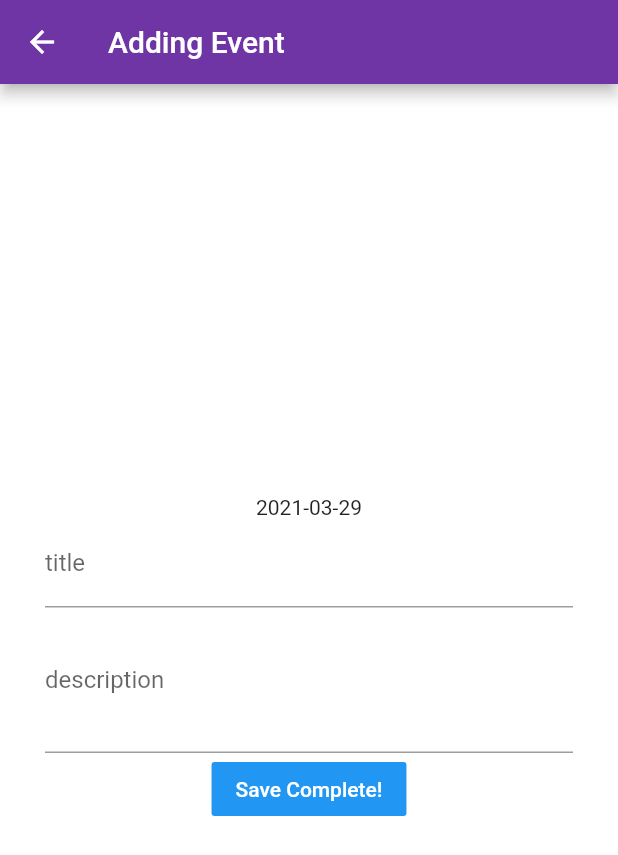
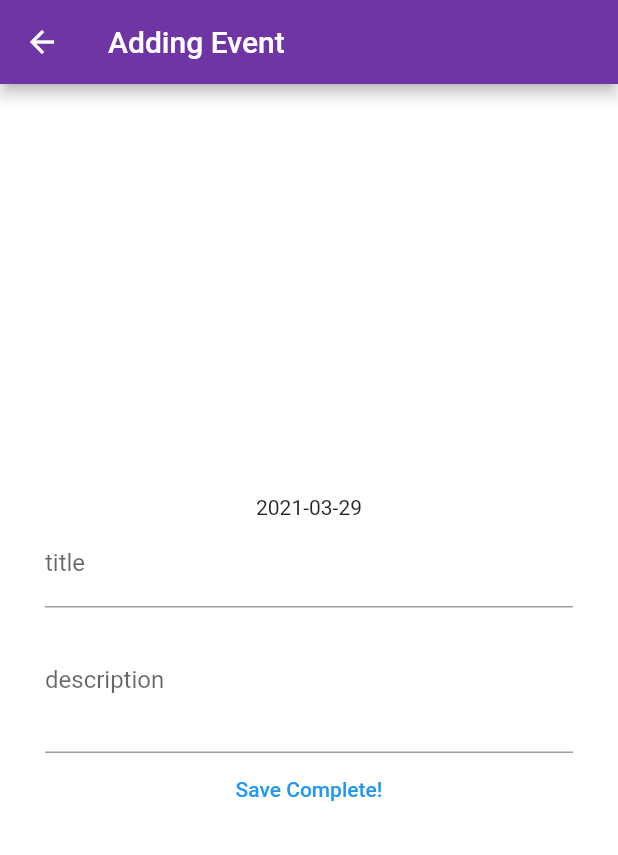
Before and after one commit to WooHooTeam/Client, a Flutter app: the MyHomePage screen opened directly, after a tap on the "add" icon, on a phone screen of 412 x 824 dp. Shown: the top 855 px of the screen. Run offline on Flutter 3.47's test engine with Material 2 defaults, Android fonts, the phone set to English and light mode, and no system bars; our stand-ins replace flutter_svg, table_calendar.

```diff
--- a/lib/Components/Rounded_Button.dart
+++ b/lib/Components/Rounded_Button.dart
@@ -24,9 +24,7 @@ class RoundedButton extends StatelessWidget {
       width: size.width * 0.8,
       child: ClipRRect(
         borderRadius: BorderRadius.circular(29),
-        child: FlatButton(
-          padding: EdgeInsets.symmetric(horizontal: 40, vertical: 20),
-          color: color,
+        child: TextButton(
           onPressed: press,
           child: Text(
             text,
--- a/lib/Screens/HomeScreen/addEvent.dart
+++ b/lib/Screens/HomeScreen/addEvent.dart
@@ -7,6 +7,7 @@ import 'HomePage.dart';
 //import 'navbar.dart';
 import 'package:http/http.dart' as http;
 import 'calendar.dart';
+import 'package:myapp/Properties.dart' as prop;
 
 class addEvent extends StatelessWidget{
   static const String id = 'settings_screen';
@@ -56,14 +57,12 @@ class addEvent extends StatelessWidget{
                         maxLines: 5,
                         minLines: 3
                     ),
-                    FlatButton(
+                    TextButton(
                       onPressed: () => {if (formKey.currentState.validate()) {
 
                         formKey.currentState.save(),insertData(),Navigator.pop(context, 'Save Complete!')}
                       },
-                      child: Text('Save Complete!'),
-                      color: Colors.blue,
-                      textColor: Colors.white,
+                      child: Text('Save Complete!')
                     )
                   ]),
             ),
@@ -73,7 +72,7 @@ class addEvent extends StatelessWidget{
   }
   void insertData(){
     final msg = jsonEncode({'moment':DateFormat('yyyy-MM-dd').format(data['Date']),'title':data['title'],'description':data['description']});
-    http.post(serverProp.server+'/schedule/insertEvent',headers:{'content-type':'application/json'},body: msg);
+    http.post(Uri.parse(serverProp.server+'/schedule/insertEvent'),headers:{'content-type':'application/json','Authorization':prop.token},body: msg);
     //http.get(serverProp.local+'/schedule/insertEvent?moment='+DateFormat('yyyy-MM-dd').format(data['Date'])+'&title='+data['title']+'&description='+data['description']);
   }
 //적힌 데이터들을 이제 spring 서버를 통해 DB로 Post 방식으로 insert할 것이다.
--- a/lib/Screens/HomeScreen/calendar.dart
+++ b/lib/Screens/HomeScreen/calendar.dart
@@ -155,8 +155,8 @@ class _MyHomePageState extends State<MyHomePage> with TickerProviderStateMixin {
                   _events[posting[i].moment].add([posting[i].title,posting[i].description,posting[i].schedule_no]);
                 }
                 else {
-                  List<List> temp_list = List<List>();
-                  List<Object> tmp_list2 = List<Object>();
+                  List<List> temp_list = [];
+                  List<Object> tmp_list2 = [];
                   tmp_list2.add(posting[i].title);
                   tmp_list2.add(posting[i].description);
                   tmp_list2.add(posting[i].schedule_no);
@@ -337,7 +337,7 @@ class _MyHomePageState extends State<MyHomePage> with TickerProviderStateMixin {
           mainAxisSize: MainAxisSize.max,
           mainAxisAlignment: MainAxisAlignment.spaceEvenly,
           children: <Widget>[
-            RaisedButton(
+            ElevatedButton(
               child: Text('Month'),
               onPressed: () {
                 setState(() {
@@ -345,7 +345,7 @@ class _MyHomePageState extends State<MyHomePage> with TickerProviderStateMixin {
                 });
               },
             ),
-            RaisedButton(
+            ElevatedButton(
               child: Text('2 weeks'),
               onPressed: () {
                 setState(() {
@@ -353,7 +353,7 @@ class _MyHomePageState extends State<MyHomePage> with TickerProviderStateMixin {
                 });
               },
             ),
-            RaisedButton(
+            ElevatedButton(
               child: Text('Week'),
               onPressed: () {
                 setState(() {
@@ -395,7 +395,7 @@ class _MyHomePageState extends State<MyHomePage> with TickerProviderStateMixin {
                 title: new Text(_selectedEvents[index][0].toString()),
                 content: new Text(_selectedEvents[index][1].toString()),
                 actions: <Widget>[
-                  new FlatButton(
+                  new TextButton(
                     child: new Text("Close"),
                     onPressed: () {
                       Navigator.pop(context);
@@ -413,7 +413,7 @@ class _MyHomePageState extends State<MyHomePage> with TickerProviderStateMixin {
                   return AlertDialog(
                     content:new Text("삭제하시겠습니까?"),
                     actions:<Widget>[
-                      new FlatButton(
+                      new TextButton(
                         child: new Text("예"),
                         onPressed: (){
                           setState(() {
@@ -424,7 +424,7 @@ class _MyHomePageState extends State<MyHomePage> with TickerProviderStateMixin {
                           Navigator.pop(context);
                         },
                       ),
-                      new FlatButton(
+                      new TextButton(
                         child: new Text("아니요"),
                         onPressed: (){
                           Navigator.pop(context);
@@ -481,12 +481,12 @@ class _MyHomePageState extends State<MyHomePage> with TickerProviderStateMixin {
   void delete_list(int schedule_no){
     ServerProp serverProp=ServerProp();
     final msg = jsonEncode({'schedule_no':schedule_no});//jsonEncode({'moment':DateFormat('yyyy-MM-dd').format(date),'title':title,'description':description});
-    http.post(serverProp.server+'/schedule/deleteEvent',headers:{'content-type':'application/json'},body: msg);
+    http.post(Uri.parse(serverProp.server+'/schedule/deleteEvent'),headers:{'content-type':'application/json','Authorization': prop.token},body: msg);
   }
 }
 Future<List<Schedule>> fetchSchedule() async{
   ServerProp serverProp=ServerProp();
-  final response = await http.get(serverProp.server+'/schedule/all',headers:{'Authorization': prop.token});//http.get('http://localhost:8080/schedule/all');
+  final response = await http.get(Uri.parse(serverProp.server+'/schedule/all'),headers: {'Authorization':prop.token});//http.get('http://localhost:8080/schedule/all');
   if(response.statusCode==200){
     return ScheduleImpl().fromJson(json.decode(utf8.decode(response.bodyBytes)));
   }
@@ -506,7 +506,7 @@ class Schedule{
 class ScheduleImpl{
 
   List<Schedule> fromJson(List<dynamic> json){
-    List<Schedule> scheduleList = List<Schedule>();
+    List<Schedule> scheduleList = [];
     print(DateTime.parse(json[0]['moment'].toString().substring(0,10)));
     for(int i=0;i<json.length;i++){
       scheduleList.add(Schedule(schedule_no:json[i]['schedule_no'],moment:DateTime.parse(json[i]['moment'].toString().substring(0,10)),title: json[i]['title'],description: json[i]['description']));
--- a/lib/Screens/HomeScreen/widgets/aliment.dart
+++ b/lib/Screens/HomeScreen/widgets/aliment.dart
@@ -60,8 +60,7 @@ class AlimentWidget extends StatelessWidget {
               height: 1.0,*/
             ),
             Container(
-              child: OutlineButton(
-                borderSide: BorderSide(color: theme.colors[0]),
+              child: OutlinedButton(
                 onPressed: (){
                   if(aliment.name=="Teacher") {
                     Navigator.push(context,
@@ -79,7 +78,6 @@ class AlimentWidget extends StatelessWidget {
 
                   }
                 },
-                shape: StadiumBorder(),
                 child: SizedBox(
                   width: 56.0,
                   height: 45.0,
--- a/lib/Screens/login/components/body.dart
+++ b/lib/Screens/login/components/body.dart
@@ -64,7 +64,7 @@ class Body extends StatelessWidget {
                       title: new Text("로그인 에러"),
                       content: new Text("계정 정보를 확인해주세요"),
                       actions: <Widget>[
-                        new FlatButton(
+                        new TextButton(
                           child: new Text("닫기"),
                           onPressed: () {
                             Navigator.pop(context);
@@ -77,6 +77,7 @@ class Body extends StatelessWidget {
               }
               else{
                 prop.token=value;
+                prop.userid=id;
                 Navigator.push(context,
                     MaterialPageRoute(builder: (context) => HomePage()));
 
--- a/lib/auth.dart
+++ b/lib/auth.dart
@@ -13,12 +13,12 @@ class Auth {
       'password': pass
     };
     final response = await http.post(
-        'http://' +
+        Uri.parse('http://' +
             // prop.client_id +
             // ':' +
             // prop.client_secret +
             // '@' +
-            prop.authServer,
+            prop.authServer),
         headers: {'content-type': 'application/json'},
         body: json.encode(msg));
     if (response.statusCode == 200) {
--- a/pubspec.yaml
+++ b/pubspec.yaml
@@ -30,11 +30,7 @@ dependencies:
   intl: ^0.16.0
   flutter:
     sdk: flutter
-  flutter_svg: ^0.19.0
-  google_sign_in:
-  firebase_core:
-  firebase_auth:
-  cloud_firestore:
+  flutter_svg: ^0.19.1
 
 dev_dependencies:
   flutter_test:
```
Also changed, not shown: lib/Screens/HomeScreen/Info.dart (+5 -3 lines), pubspec.lock, 7 other files.
